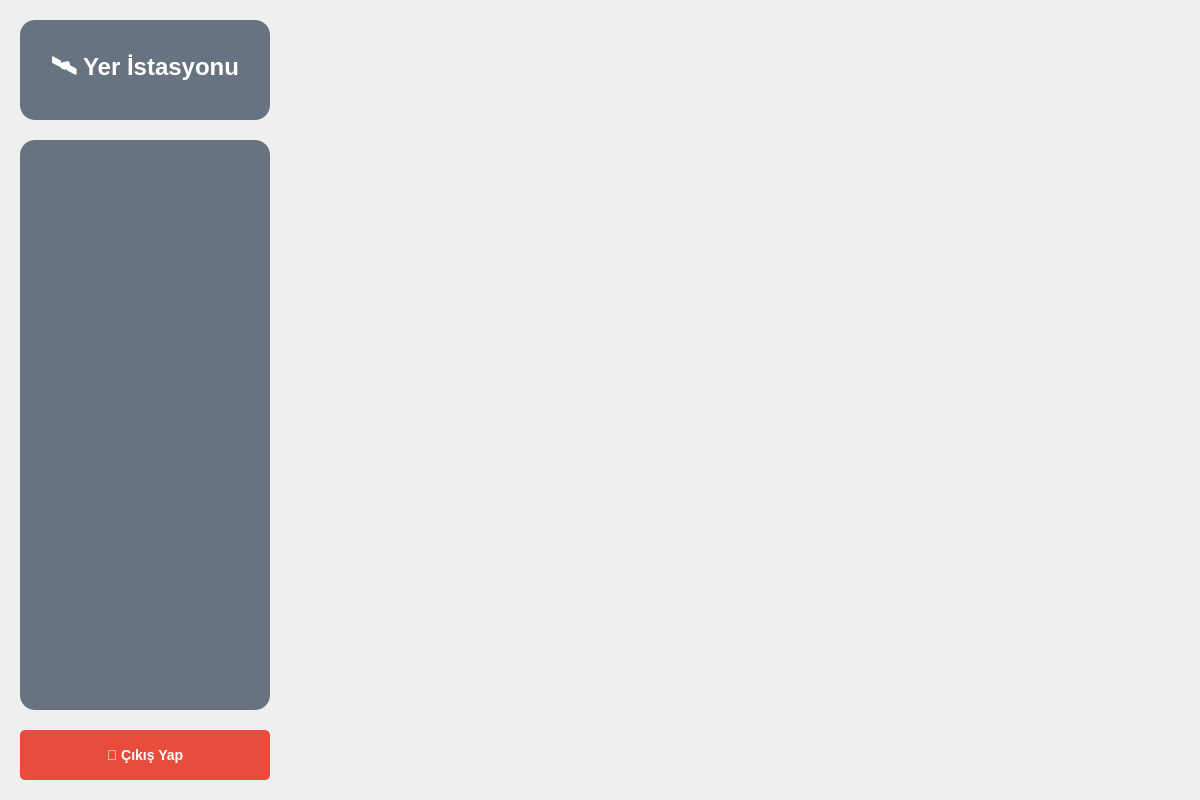
Old version of the form main.ui in the repository sbugrayy/GorselProje.
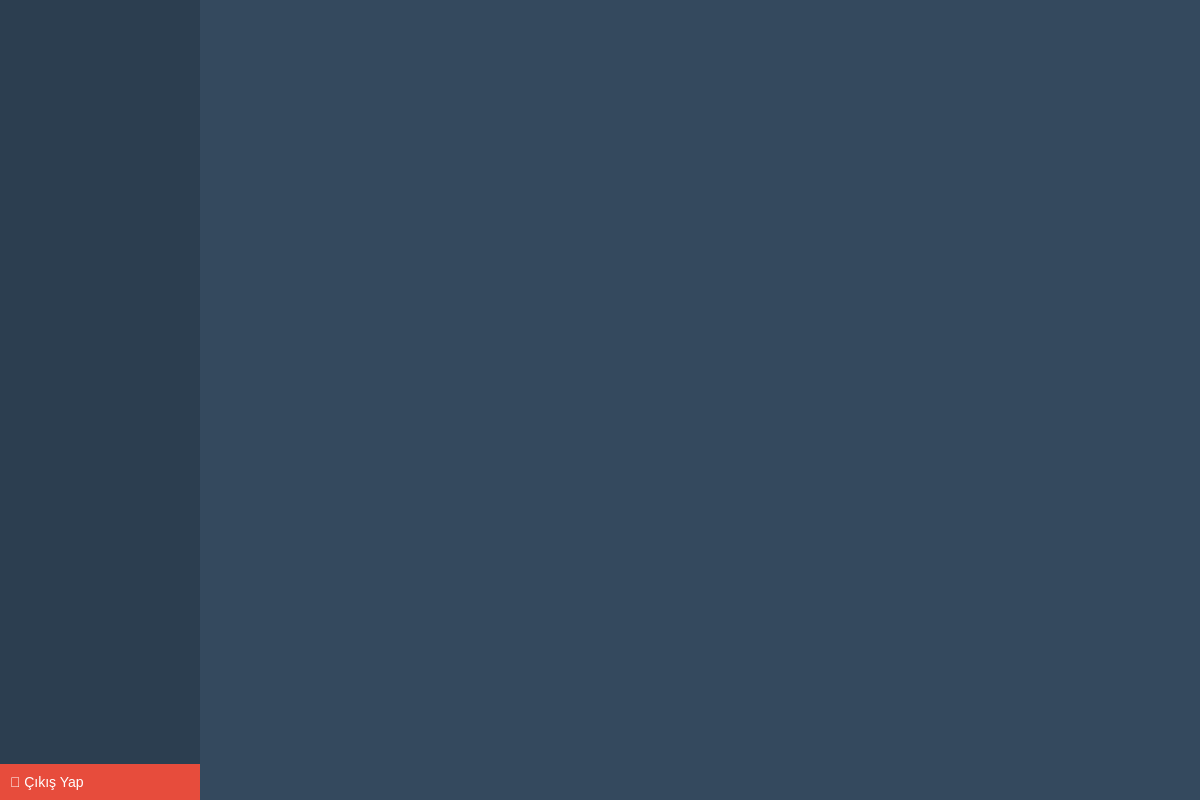
New version of the form.

The edit to the form file:
```diff
--- a/main.ui
+++ b/main.ui
@@ -14,138 +14,65 @@
    <string>Yer İstasyonu</string>
   </property>
   <property name="styleSheet">
-   <string notr="true">QMainWindow {
-    background: qlineargradient(
-        x1: 0, y1: 0,
-        x2: 1, y2: 1,
-        stop: 0 #2C3E50,
-        stop: 1 #34495E
-    );
+   <string notr="true">QMainWindow, QWidget {
+	background-color: #34495E;
 }
-
-QWidget {
-    color: white;
-    font-family: 'Segoe UI', sans-serif;
-}
-
 QListWidget {
-    background: rgba(44, 62, 80, 0.7);
-    border: none;
-    border-radius: 15px;
-    padding: 10px;
-    outline: none;
+	background-color: #2C3E50;
+	border: none;
+	color: white;
+	font-size: 14px;
 }
-
 QListWidget::item {
-    background: rgba(52, 73, 94, 0.7);
-    border: 2px solid transparent;
-    border-radius: 10px;
-    padding: 10px;
-    margin: 5px;
-    color: white;
-    font-size: 16px;
+	padding: 10px;
+	border-bottom: 1px solid #34495E;
 }
-
-QListWidget::item:hover {
-    background: rgba(41, 128, 185, 0.7);
-    border-color: #3498DB;
-}
-
 QListWidget::item:selected {
-    background: #2980B9;
-    border-color: #3498DB;
+	background-color: #3498DB;
 }
-
-QPushButton {
-    background: #E74C3C;
-    border: none;
-    border-radius: 5px;
-    padding: 10px 20px;
-    color: white;
-    font-weight: bold;
-    font-size: 14px;
+QListWidget::item:hover {
+	background-color: #34495E;
 }
-
-QPushButton:hover {
-    background: #C0392B;
-    margin-top: -2px;
-    margin-bottom: 2px;
+QPushButton#logout_btn {
+	background-color: #E74C3C;
+	color: white;
+	border: none;
+	padding: 10px;
+	text-align: left;
+	font-size: 14px;
 }
-
-QPushButton:pressed {
-    background: #A93226;
-    margin-top: 0px;
-    margin-bottom: 0px;
-}
-
-QLabel {
-    color: white;
-    font-size: 16px;
-}
-
-QStackedWidget {
-    background: transparent;
-}
-
-/* Özel scrollbar stilleri */
-QScrollBar:vertical {
-    border: none;
-    background: rgba(44, 62, 80, 0.3);
-    width: 10px;
-    margin: 0px;
-}
-
-QScrollBar::handle:vertical {
-    background: #3498DB;
-    border-radius: 5px;
-    min-height: 20px;
-}
-
-QScrollBar::handle:vertical:hover {
-    background: #2980B9;
-}
-
-QScrollBar::add-line:vertical, QScrollBar::sub-line:vertical,
-QScrollBar::add-page:vertical, QScrollBar::sub-page:vertical {
-    border: none;
-    background: none;
-    height: 0px;
+QPushButton#logout_btn:hover {
+	background-color: #C0392B;
 }</string>
   </property>
   <widget class="QWidget" name="centralwidget">
    <layout class="QHBoxLayout" name="horizontalLayout">
     <property name="spacing">
-     <number>20</number>
+     <number>0</number>
     </property>
     <property name="leftMargin">
-     <number>20</number>
+     <number>0</number>
     </property>
     <property name="topMargin">
-     <number>20</number>
+     <number>0</number>
     </property>
     <property name="rightMargin">
-     <number>20</number>
+     <number>0</number>
     </property>
     <property name="bottomMargin">
-     <number>20</number>
+     <number>0</number>
     </property>
     <item>
-     <widget class="QWidget" name="sidebar" native="true">
-      <property name="minimumSize">
-       <size>
-        <width>250</width>
-        <height>0</height>
-       </size>
-      </property>
+     <widget class="QWidget" name="left_container" native="true">
       <property name="maximumSize">
        <size>
-        <width>250</width>
+        <width>200</width>
         <height>16777215</height>
        </size>
       </property>
       <layout class="QVBoxLayout" name="verticalLayout">
        <property name="spacing">
-        <number>20</number>
+        <number>0</number>
        </property>
        <property name="leftMargin">
         <number>0</number>
@@ -160,55 +87,10 @@
         <number>0</number>
        </property>
        <item>
-        <widget class="QLabel" name="logo">
-         <property name="minimumSize">
-          <size>
-           <width>0</width>
-           <height>100</height>
-          </size>
-         </property>
-         <property name="styleSheet">
-          <string notr="true">QLabel {
-    font-size: 24px;
-    font-weight: bold;
-    color: white;
-    background: rgba(44, 62, 80, 0.7);
-    border-radius: 15px;
-    padding: 20px;
-}</string>
-         </property>
-         <property name="text">
-          <string>🛰️ Yer İstasyonu</string>
-         </property>
-         <property name="alignment">
-          <set>Qt::AlignCenter</set>
-         </property>
-        </widget>
-       </item>
-       <item>
-        <widget class="QListWidget" name="side_menu">
-         <property name="minimumSize">
-          <size>
-           <width>0</width>
-           <height>0</height>
-          </size>
-         </property>
-         <property name="maximumSize">
-          <size>
-           <width>16777215</width>
-           <height>16777215</height>
-          </size>
-         </property>
-        </widget>
+        <widget class="QListWidget" name="side_menu"/>
        </item>
        <item>
         <widget class="QPushButton" name="logout_btn">
-         <property name="minimumSize">
-          <size>
-           <width>0</width>
-           <height>50</height>
-          </size>
-         </property>
          <property name="text">
           <string>🚪 Çıkış Yap</string>
          </property>
```
Left out of the diff: 8 changed lines with no effect on the pictures.
